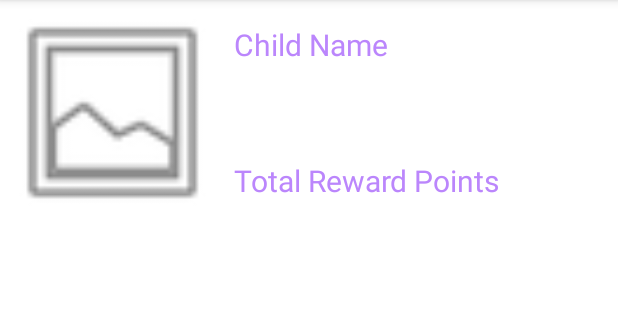
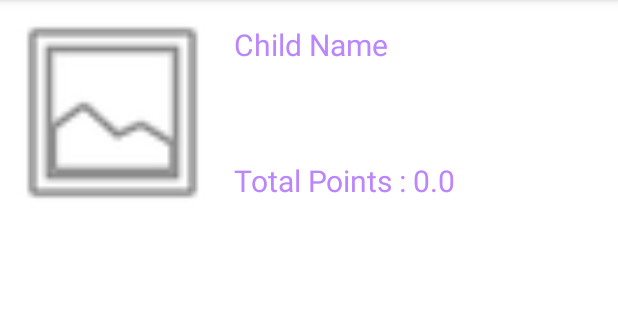
Before and after one commit to WAHM-1521/PapaPoints, an Android app: the PointsAndTaskActivity screen opened directly, with no data from a screen before it, on a phone screen of 412 x 824 dp, the part 84-404 px from its top. Run offline under Robolectric (Android 15) with nearby library versions, the phone set to English and light mode, and no system bars; our stand-ins replace Room's generated code; 4 statements that could not run were skipped.

Commit message:
Implemented showing total points earned.

```diff
--- a/app/src/main/java/com/tinytotsnbites/papapoints/PointsAndTaskActivity.kt
+++ b/app/src/main/java/com/tinytotsnbites/papapoints/PointsAndTaskActivity.kt
@@ -67,6 +67,7 @@ class PointsAndTaskActivity : AppCompatActivity() {
         mainScope.launch(Dispatchers.IO) {
             val child = getChildDetails()
             withContext(Dispatchers.Main) {
+                showTotalPoints()
                 showChildDetails(child)
             }
         }
@@ -85,6 +86,18 @@ class PointsAndTaskActivity : AppCompatActivity() {
             imageView.setImageResource(R.drawable.male_image)
         } else if(gender.equals("Female")) {
             imageView.setImageResource(R.drawable.female_image)
+        }
+    }
+
+    fun showTotalPoints() {
+        val totalPoints = findViewById<TextView>(R.id.text_view_total_points)
+        mainScope.launch(Dispatchers.IO) {
+            val totalPointsValue =
+                AppDatabase.getInstance(applicationContext).ratingDao().getTotalRating()
+            withContext(Dispatchers.Main) {
+                totalPoints.text =
+                    String.format(getString(R.string.total_points), totalPointsValue.toString())
+            }
         }
     }
 
@@ -172,10 +185,10 @@ class PointsAndTaskActivity : AppCompatActivity() {
 }*/
 
 // Custom adapter to bind data to the list view
-class ListAdapter(context: Context, data: List<Item>) : BaseAdapter() {
+class ListAdapter(private val activity: PointsAndTaskActivity, data: List<Item>) : BaseAdapter() {
 
     private val listScope = CoroutineScope(Dispatchers.Main)
-    private val inflater: LayoutInflater = context.getSystemService(Context.LAYOUT_INFLATER_SERVICE) as LayoutInflater
+    private val inflater: LayoutInflater = activity.getSystemService(Context.LAYOUT_INFLATER_SERVICE) as LayoutInflater
     private var data: MutableList<Item> = data.toMutableList()
     private val currentDate = getCalendarInDateFormat()
 
@@ -241,6 +254,7 @@ class ListAdapter(context: Context, data: List<Item>) : BaseAdapter() {
                     withContext(Dispatchers.Main) {
                         data[position] = data[position].copy(rating = rating)
                         notifyDataSetChanged()
+                        activity.showTotalPoints()
                     }
                 }
             }
--- a/app/src/main/java/com/tinytotsnbites/papapoints/data/DAOs.kt
+++ b/app/src/main/java/com/tinytotsnbites/papapoints/data/DAOs.kt
@@ -67,4 +67,7 @@ interface RatingDao {
 
     @Query("SELECT * FROM rating WHERE task_id = :taskId")
     fun getByTaskId(taskId: Long): List<Rating>
+
+    @Query("SELECT SUM(rating) FROM rating")
+    fun getTotalRating(): Float
 }
--- a/app/src/main/res/layout/points_and_task.xml
+++ b/app/src/main/res/layout/points_and_task.xml
@@ -39,7 +39,7 @@
             android:layout_width="wrap_content"
             android:layout_height="wrap_content"
             android:layout_marginStart="156dp"
-            android:text="Total Reward Points"
+            android:text="@string/total_points"
             android:textSize="20sp"
             android:textColor="@color/colorPrimary"
             app:layout_constraintBottom_toBottomOf="parent"
--- a/app/src/main/res/values/strings.xml
+++ b/app/src/main/res/values/strings.xml
@@ -13,6 +13,7 @@
     <string name="enter_task_name">Enter task name</string>
     <string name="add">Add</string>
     <string name="gender">Gender</string>
+    <string name="total_points">Total Points : %s</string>
 
     <string-array name="tasks">
         <item>Brush your Teeth</item>
```
